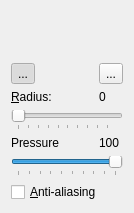
This is src/toolSettings/PaintBrushSettingsWidget.ui in PhotoFlare/photoflare as Qt 5 draws it before an edit. The edited form follows.
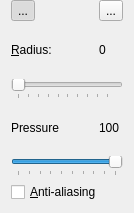
This is the edited form. Icons and pictures are not drawn.

Commit message: Fixed top margin for tool setting widgets

The edit to the form file:
```diff
--- a/src/toolSettings/PaintBrushSettingsWidget.ui
+++ b/src/toolSettings/PaintBrushSettingsWidget.ui
@@ -14,71 +14,17 @@
    <string>Form</string>
   </property>
   <layout class="QGridLayout" name="gridLayout">
-   <item row="4" column="2">
+   <property name="topMargin">
+    <number>0</number>
+   </property>
+   <item row="3" column="2">
     <widget class="QLabel" name="labelPressureValue">
      <property name="text">
       <string>100</string>
      </property>
     </widget>
    </item>
-   <item row="2" column="2">
-    <widget class="QLabel" name="labelRadiusValue">
-     <property name="text">
-      <string>0</string>
-     </property>
-    </widget>
-   </item>
-   <item row="2" column="0" colspan="2">
-    <widget class="QLabel" name="labelRadius">
-     <property name="text">
-      <string>&amp;Radius:</string>
-     </property>
-     <property name="buddy">
-      <cstring>sliderRadius</cstring>
-     </property>
-    </widget>
-   </item>
-   <item row="0" column="1">
-    <spacer name="verticalSpacer">
-     <property name="orientation">
-      <enum>Qt::Vertical</enum>
-     </property>
-     <property name="sizeHint" stdset="0">
-      <size>
-       <width>20</width>
-       <height>40</height>
-      </size>
-     </property>
-    </spacer>
-   </item>
-   <item row="4" column="0" colspan="2">
-    <widget class="QLabel" name="label">
-     <property name="text">
-      <string>Pressure</string>
-     </property>
-    </widget>
-   </item>
-   <item row="6" column="0" colspan="3">
-    <widget class="QCheckBox" name="cbAntialias">
-     <property name="text">
-      <string>&amp;Anti-aliasing</string>
-     </property>
-    </widget>
-   </item>
-   <item row="3" column="0" colspan="3">
-    <widget class="QSlider" name="sliderRadius">
-     <property name="minimum">
-      <number>1</number>
-     </property>
-     <property name="orientation">
-      <enum>Qt::Horizontal</enum>
-     </property>
-     <property name="tickPosition">
-      <enum>QSlider::TicksBelow</enum>
-     </property>
-    </widget>
-   </item>
-   <item row="5" column="0" colspan="3">
+   <item row="4" column="0" colspan="3">
     <widget class="QSlider" name="pressureSlider">
      <property name="minimum">
       <number>10</number>
@@ -103,30 +49,7 @@
      </property>
     </widget>
    </item>
-   <item row="1" column="0">
-    <widget class="QToolButton" name="buttonRoundCap">
-     <property name="text">
-      <string>...</string>
-     </property>
-     <property name="icon">
-      <iconset resource="../../Icons.qrc">
-       <normaloff>:/brushes/assets/brushes/circle.png</normaloff>:/brushes/assets/brushes/circle.png</iconset>
-     </property>
-     <property name="iconSize">
-      <size>
-       <width>32</width>
-       <height>32</height>
-      </size>
-     </property>
-     <property name="checkable">
-      <bool>true</bool>
-     </property>
-     <property name="checked">
-      <bool>true</bool>
-     </property>
-    </widget>
-   </item>
-   <item row="1" column="2">
+   <item row="0" column="2">
     <widget class="QToolButton" name="buttonSquareCap">
      <property name="text">
       <string>...</string>
@@ -149,6 +72,73 @@
      </property>
     </widget>
    </item>
+   <item row="2" column="0" colspan="3">
+    <widget class="QSlider" name="sliderRadius">
+     <property name="minimum">
+      <number>1</number>
+     </property>
+     <property name="orientation">
+      <enum>Qt::Orientation::Horizontal</enum>
+     </property>
+     <property name="tickPosition">
+      <enum>QSlider::TickPosition::TicksBelow</enum>
+     </property>
+    </widget>
+   </item>
+   <item row="1" column="2">
+    <widget class="QLabel" name="labelRadiusValue">
+     <property name="text">
+      <string>0</string>
+     </property>
+    </widget>
+   </item>
+   <item row="5" column="0" colspan="3">
+    <widget class="QCheckBox" name="cbAntialias">
+     <property name="text">
+      <string>&amp;Anti-aliasing</string>
+     </property>
+    </widget>
+   </item>
+   <item row="0" column="0">
+    <widget class="QToolButton" name="buttonRoundCap">
+     <property name="text">
+      <string>...</string>
+     </property>
+     <property name="icon">
+      <iconset resource="../../Icons.qrc">
+       <normaloff>:/brushes/assets/brushes/circle.png</normaloff>:/brushes/assets/brushes/circle.png</iconset>
+     </property>
+     <property name="iconSize">
+      <size>
+       <width>32</width>
+       <height>32</height>
+      </size>
+     </property>
+     <property name="checkable">
+      <bool>true</bool>
+     </property>
+     <property name="checked">
+      <bool>true</bool>
+     </property>
+    </widget>
+   </item>
+   <item row="3" column="0" colspan="2">
+    <widget class="QLabel" name="label">
+     <property name="text">
+      <string>Pressure</string>
+     </property>
+    </widget>
+   </item>
+   <item row="1" column="0" colspan="2">
+    <widget class="QLabel" name="labelRadius">
+     <property name="text">
+      <string>&amp;Radius:</string>
+     </property>
+     <property name="buddy">
+      <cstring>sliderRadius</cstring>
+     </property>
+    </widget>
+   </item>
   </layout>
  </widget>
  <resources>
```
Left out of the diff: 4 changed lines with no effect on the pictures. The commit also changes 9 other files.
